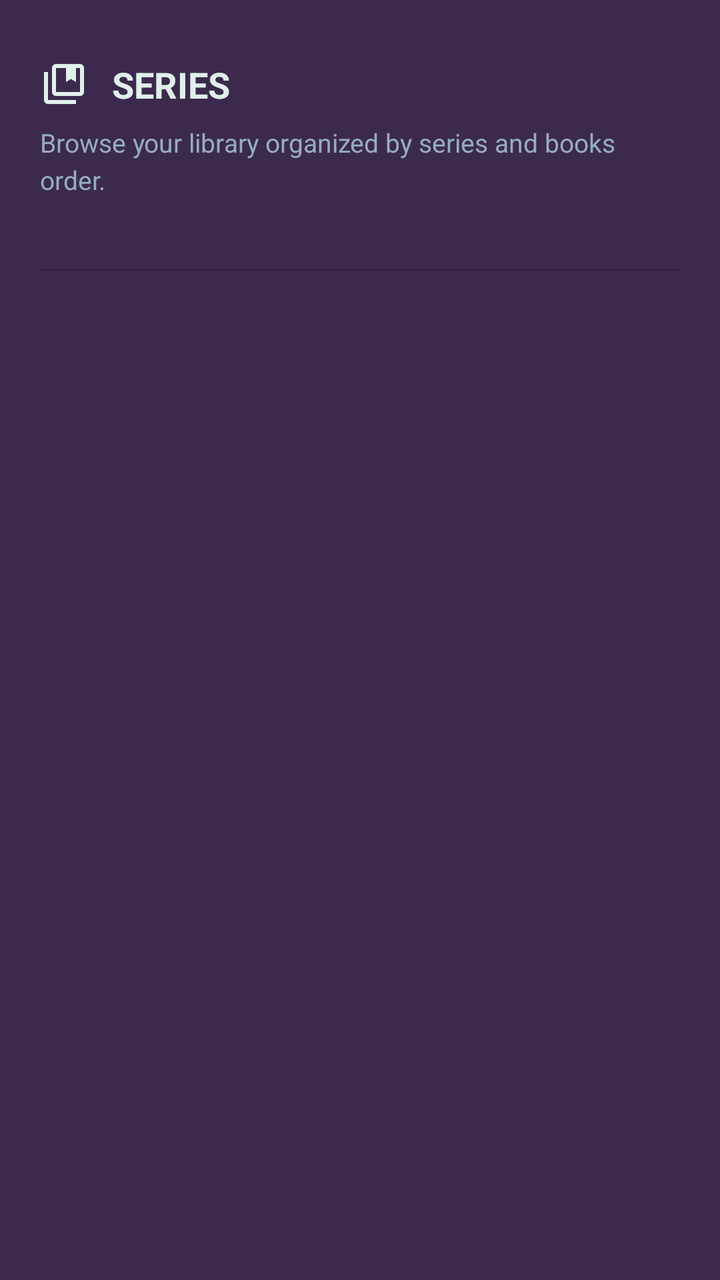
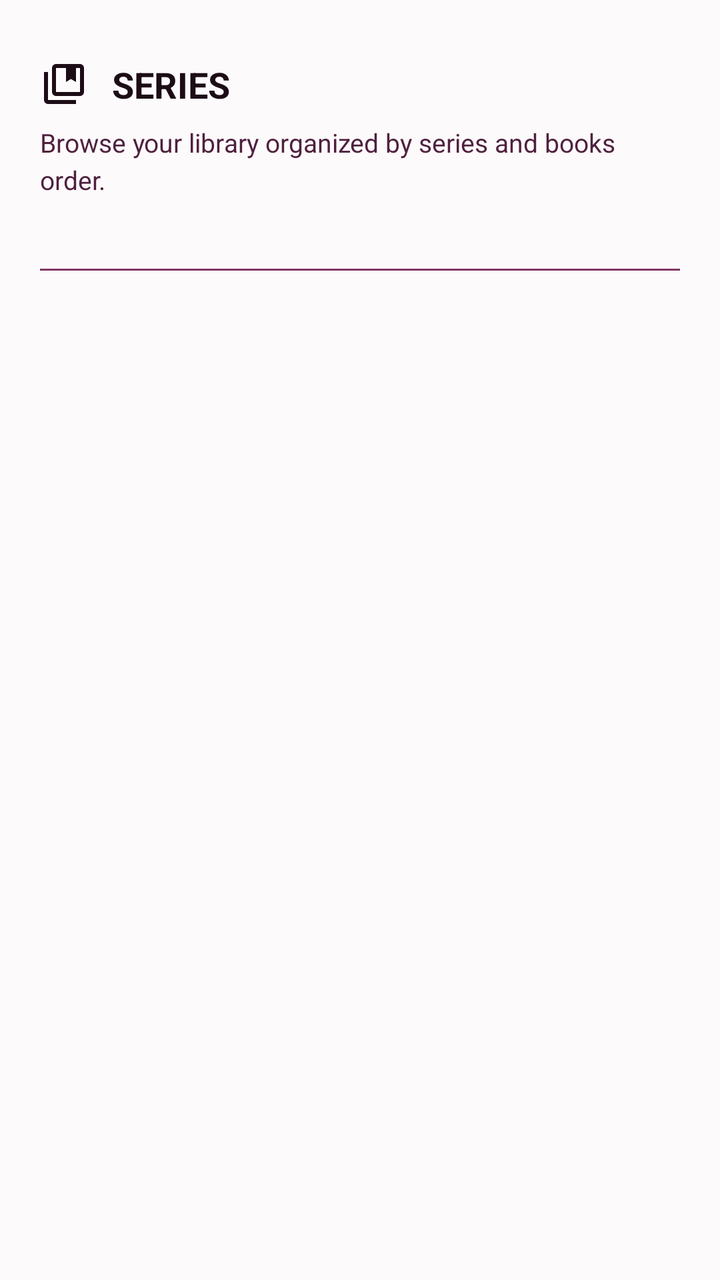

An Android layout rendered at two revisions. The XML below is the earlier revision; the diff shows what the commit changed to produce the second picture.
<!-- AndroidManifest.xml: application theme Theme.EpubReader -->
<!-- res/layout/view_series.xml -->
<?xml version="1.0" encoding="utf-8"?>
<LinearLayout xmlns:android="http://schemas.android.com/apk/res/android"
    xmlns:app="http://schemas.android.com/apk/res-auto"
    android:layout_width="match_parent"
    android:layout_height="match_parent"
    android:orientation="vertical"
    android:paddingStart="@dimen/app_row_content_padding_h"
    android:paddingEnd="@dimen/app_row_content_padding_h"
    android:paddingTop="@dimen/app_screen_start_below_header">

    
    <LinearLayout
        android:layout_width="match_parent"
        android:layout_height="wrap_content"
        android:orientation="vertical"
        android:paddingBottom="12dp">

        <LinearLayout
            android:layout_width="match_parent"
            android:layout_height="wrap_content"
            android:gravity="center_vertical"
            android:orientation="horizontal">

            <ImageView
                android:id="@+id/ivHeaderIcon"
                android:layout_width="24dp"
                android:layout_height="24dp"
                android:contentDescription="@null"
                android:src="@drawable/ic_series"
                app:tint="@color/palette_mint" />

            <TextView
                android:id="@+id/tvHeaderTitle"
                android:layout_width="wrap_content"
                android:layout_height="wrap_content"
                android:layout_marginStart="12dp"
                android:text="@string/series_heading_title"
                android:textColor="@color/palette_mint"
                android:textSize="18sp"
                android:textStyle="bold" />
        </LinearLayout>

        <TextView
            android:id="@+id/tvHeaderSubtitle"
            android:layout_width="match_parent"
            android:layout_height="wrap_content"
            android:layout_marginTop="8dp"
            android:text="@string/series_heading_subtitle"
            android:textColor="@color/palette_slate"
            android:textSize="13sp"
            android:lineSpacingMultiplier="1.2" />

        <TextView
            android:id="@+id/headerCountText"
            android:layout_width="match_parent"
            android:layout_height="wrap_content"
            android:layout_marginTop="6dp"
            android:textColor="@color/accent_pop"
            android:textSize="13sp"
            android:textStyle="bold" />
    </LinearLayout>

    
    <View
        android:layout_width="match_parent"
        android:layout_height="1dp"
        android:layout_marginBottom="@dimen/app_row_content_padding_h"
        android:background="?attr/dividerHorizontal" />

    
    <androidx.recyclerview.widget.RecyclerView
        android:id="@+id/recycler"
        android:layout_width="match_parent"
        android:layout_height="0dp"
        android:layout_weight="1"
        android:clipToPadding="false"
        android:overScrollMode="never"
        android:paddingBottom="@dimen/app_screen_end_padding" />

</LinearLayout>
<!-- resources referenced by this layout -->
<resources>
  <color name="accent_pop">@color/palette_violet</color>
  <color name="palette_mint">#E0F0EA</color>
  <color name="palette_slate">#95ADBE</color>
  <dimen name="app_row_content_padding_h">20dp</dimen>
  <dimen name="app_screen_end_padding">80dp</dimen>
  <dimen name="app_screen_start_below_header">30dp</dimen>
  <!-- drawable ic_series (drawable) -->
  <?xml version="1.0" encoding="utf-8"?>
  <vector xmlns:android="http://schemas.android.com/apk/res/android"
      android:width="24dp"
      android:height="24dp"
      android:viewportWidth="24"
      android:viewportHeight="24">
  
      <path
          android:fillColor="@android:color/white"
          android:pathData="M 8,16 h 12 v -12 h -2 v 7 l -2.5,-1.5 -2.5,1.5 v -7 H 8 v 12 Z m 0,2 q -0.825,0 -1.4125,-0.5875 T 6,16 v -12 q 0,-0.825 0.5875,-1.4125 T 8,2 h 12 q 0.825,0 1.4125,0.5875 T 22,4 v 12 q 0,0.825 -0.5875,1.4125 T 20,18 H 8 Z M 4,22 q -0.825,0 -1.4125,-0.5875 T 2,20 v -14 h 2 v 14 h 14 v 2 H 4 Z m 9,-18 h 5 -5 Z m -5,0 h 12 -12 Z" />
  
  </vector>
  <string name="series_heading_subtitle">Browse your library organized by series and books order.</string>
  <string name="series_heading_title">SERIES</string>
  <style name="Theme.EpubReader" parent="Theme.MaterialComponents.DayNight.NoActionBar">
          <item name="android:windowBackground">@color/dark_bg</item>
          <item name="android:statusBarColor">@color/black</item>
          <item name="android:navigationBarColor">@color/black</item>
          <item name="android:windowLightStatusBar">false</item>
          <item name="android:windowLightNavigationBar" tools:targetApi="o_mr1">false</item>
          <item name="colorPrimary">@color/accent</item>
          <item name="colorPrimaryVariant">@color/accent_dark</item>
          <item name="colorOnPrimary">@color/white</item>
          <item name="colorSecondary">@color/secondary</item>
          <item name="colorOnSecondary">@color/white</item>
          <item name="android:colorBackground">@color/dark_bg</item>
          <item name="colorSurface">@color/dark_surface</item>
          <item name="colorOnSurface">@color/dark_text</item>
          <item name="android:textColorPrimary">@color/dark_text</item>
          <item name="android:textColorSecondary">@color/dark_text_muted</item>
          <item name="colorControlNormal">@color/white</item>
          <item name="toolbarStyle">@style/Widget.EpubReader.Toolbar</item>
          <item name="drawerArrowStyle">@style/Widget.EpubReader.DrawerArrowToggle</item>
      </style>
  <color name="palette_violet">#B388FF</color>
  <color name="dark_bg">@color/palette_eggplant</color>
  <color name="black">#000000</color>
  <color name="accent">@color/palette_plum</color>
  <color name="accent_dark">@color/palette_purple</color>
  <color name="white">#FFFFFF</color>
  <color name="secondary">@color/palette_slate</color>
  <color name="dark_surface">@color/palette_plum</color>
  <color name="dark_text">@color/palette_mint</color>
  <color name="dark_text_muted">@color/palette_slate</color>
  <style name="Widget.EpubReader.Toolbar" parent="Widget.MaterialComponents.Toolbar">
          <item name="titleTextColor">?android:textColorPrimary</item>
          <item name="subtitleTextColor">?android:textColorSecondary</item>
          <item name="navigationIconTint">?android:textColorPrimary</item>
          <item name="actionMenuTextColor">?android:textColorPrimary</item>
      </style>
  <style name="Widget.EpubReader.DrawerArrowToggle" parent="Widget.AppCompat.DrawerArrowToggle">
          <item name="color">?android:textColorPrimary</item>
      </style>
  <color name="palette_eggplant">#3C2A4D</color>
  <color name="palette_plum">#503A65</color>
  <color name="palette_purple">#574F7D</color>
</resources>

<!-- the commit's change to res/layout/view_series.xml (unified diff, before → after) -->
@@ -55,7 +55,7 @@
             android:layout_width="match_parent"
             android:layout_height="wrap_content"
             android:layout_marginTop="6dp"
-            android:textColor="@color/accent_pop"
+            android:textColor="@color/palette_violet"
             android:textSize="13sp"
             android:textStyle="bold" />
     </LinearLayout>
@@ -65,7 +65,7 @@
         android:layout_width="match_parent"
         android:layout_height="1dp"
         android:layout_marginBottom="@dimen/app_row_content_padding_h"
-        android:background="?attr/dividerHorizontal" />
+        android:background="@color/palette_purple" />
 
     
     <androidx.recyclerview.widget.RecyclerView
<!-- resource entries referenced after the edit -->
@@ -1,8 +1,7 @@
 <!-- resources referenced by this layout -->
 <resources>
-  <color name="accent_pop">@color/palette_violet</color>
-  <color name="palette_mint">#E0F0EA</color>
-  <color name="palette_slate">#95ADBE</color>
+  <color name="palette_mint">@color/palette_china</color>
+  <color name="palette_slate">@color/palette_dusty_rose</color>
   <dimen name="app_row_content_padding_h">20dp</dimen>
   <dimen name="app_screen_end_padding">80dp</dimen>
   <dimen name="app_screen_start_below_header">30dp</dimen>
@@ -15,53 +14,56 @@
       android:viewportHeight="24">
   
       <path
-          android:fillColor="@android:color/white"
+          android:fillColor="@color/white"
           android:pathData="M 8,16 h 12 v -12 h -2 v 7 l -2.5,-1.5 -2.5,1.5 v -7 H 8 v 12 Z m 0,2 q -0.825,0 -1.4125,-0.5875 T 6,16 v -12 q 0,-0.825 0.5875,-1.4125 T 8,2 h 12 q 0.825,0 1.4125,0.5875 T 22,4 v 12 q 0,0.825 -0.5875,1.4125 T 20,18 H 8 Z M 4,22 q -0.825,0 -1.4125,-0.5875 T 2,20 v -14 h 2 v 14 h 14 v 2 H 4 Z m 9,-18 h 5 -5 Z m -5,0 h 12 -12 Z" />
   
   </vector>
   <string name="series_heading_subtitle">Browse your library organized by series and books order.</string>
   <string name="series_heading_title">SERIES</string>
   <style name="Theme.EpubReader" parent="Theme.MaterialComponents.DayNight.NoActionBar">
-          <item name="android:windowBackground">@color/dark_bg</item>
+          <item name="android:windowBackground">@color/palette_eggplant</item>
           <item name="android:statusBarColor">@color/black</item>
           <item name="android:navigationBarColor">@color/black</item>
           <item name="android:windowLightStatusBar">false</item>
           <item name="android:windowLightNavigationBar" tools:targetApi="o_mr1">false</item>
-          <item name="colorPrimary">@color/accent</item>
-          <item name="colorPrimaryVariant">@color/accent_dark</item>
+          <item name="android:windowNoTitle">true</item>
+          <item name="android:windowContentOverlay">@null</item>
+          <item name="android:enforceStatusBarContrast" tools:targetApi="q">false</item>
+          <item name="android:enforceNavigationBarContrast" tools:targetApi="q">false</item>
+          <item name="colorPrimary">@color/palette_plum</item>
+          <item name="colorPrimaryVariant">@color/palette_purple</item>
           <item name="colorOnPrimary">@color/white</item>
-          <item name="colorSecondary">@color/secondary</item>
+          <item name="colorSecondary">@color/palette_slate</item>
           <item name="colorOnSecondary">@color/white</item>
-          <item name="android:colorBackground">@color/dark_bg</item>
-          <item name="colorSurface">@color/dark_surface</item>
-          <item name="colorOnSurface">@color/dark_text</item>
-          <item name="android:textColorPrimary">@color/dark_text</item>
-          <item name="android:textColorSecondary">@color/dark_text_muted</item>
+          <item name="android:colorBackground">@color/palette_eggplant</item>
+          <item name="colorSurface">@color/palette_plum</item>
+          <item name="colorOnSurface">@color/palette_mint</item>
+          <item name="android:textColorPrimary">@color/palette_mint</item>
+          <item name="android:textColorSecondary">@color/palette_slate</item>
           <item name="colorControlNormal">@color/white</item>
           <item name="toolbarStyle">@style/Widget.EpubReader.Toolbar</item>
           <item name="drawerArrowStyle">@style/Widget.EpubReader.DrawerArrowToggle</item>
       </style>
-  <color name="palette_violet">#B388FF</color>
-  <color name="dark_bg">@color/palette_eggplant</color>
-  <color name="black">#000000</color>
-  <color name="accent">@color/palette_plum</color>
-  <color name="accent_dark">@color/palette_purple</color>
-  <color name="white">#FFFFFF</color>
-  <color name="secondary">@color/palette_slate</color>
-  <color name="dark_surface">@color/palette_plum</color>
-  <color name="dark_text">@color/palette_mint</color>
-  <color name="dark_text_muted">@color/palette_slate</color>
+  <color name="palette_china">#1c0c16</color>
+  <color name="palette_rose_water">#823666</color>
+  <color name="palette_dusty_rose">#4f213e</color>
+  <color name="palette_blush_mauve">#b54c8e</color>
+  <color name="palette_violet">@color/palette_blush_mauve</color>
+  <color name="black">#FFFFFF</color>
+  <color name="white">#000000</color>
   <style name="Widget.EpubReader.Toolbar" parent="Widget.MaterialComponents.Toolbar">
-          <item name="titleTextColor">?android:textColorPrimary</item>
-          <item name="subtitleTextColor">?android:textColorSecondary</item>
-          <item name="navigationIconTint">?android:textColorPrimary</item>
-          <item name="actionMenuTextColor">?android:textColorPrimary</item>
+          <item name="titleTextColor">@color/palette_mint</item>
+          <item name="subtitleTextColor">@color/palette_slate</item>
+          <item name="navigationIconTint">@color/palette_mint</item>
+          <item name="actionMenuTextColor">@color/palette_mint</item>
       </style>
   <style name="Widget.EpubReader.DrawerArrowToggle" parent="Widget.AppCompat.DrawerArrowToggle">
-          <item name="color">?android:textColorPrimary</item>
+          <item name="color">@color/palette_mint</item>
       </style>
-  <color name="palette_eggplant">#3C2A4D</color>
-  <color name="palette_plum">#503A65</color>
-  <color name="palette_purple">#574F7D</color>
+  <color name="palette_plum_wine">#fdfafc</color>
+  <color name="palette_copper_rose">#daa6c7</color>
+  <color name="palette_eggplant">@color/palette_plum_wine</color>
+  <color name="palette_plum">@color/palette_copper_rose</color>
+  <color name="palette_purple">@color/palette_rose_water</color>
 </resources>
 
